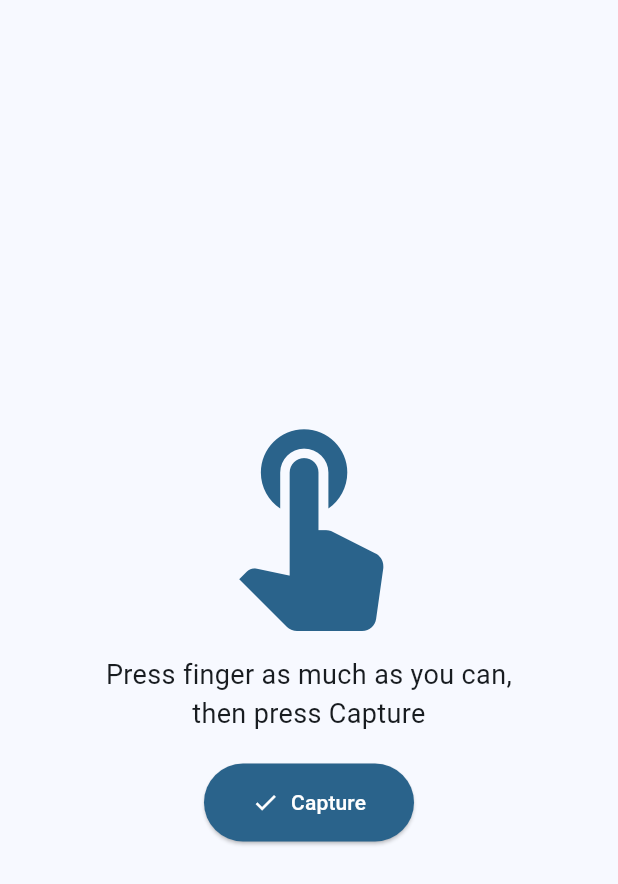
After one commit to Mohammad-soqar/rmts, a Flutter app: the FSRTestView screen opened directly, after a tap on "Capture", on a phone screen of 412 x 824 dp. The commit adds this screen. Shown: the top 884 px of the screen. Run offline on Flutter 3.47's test engine with Material 3 defaults, Android fonts, the light colour scheme and no system bars; our stand-ins replace cloud_firestore, dio, firebase_auth, firebase_core, firebase_database, firebase_storage and 4 more; missing offline and left inert: flutter_pdfview; accounts and stored records are empty.

Commit message:
FSR View

```diff
--- a/lib/main.dart
+++ b/lib/main.dart
@@ -5,6 +5,7 @@ import 'package:hive_flutter/adapters.dart';
 import 'package:provider/provider.dart';
 import 'package:rmts/core/providers.dart';
 import 'package:rmts/data/models/hive/flex_data.dart';
+import 'package:rmts/data/models/hive/fsr_data.dart';
 import 'package:rmts/data/models/hive/mpu_data.dart';
 import 'package:rmts/data/models/hive/ppg_data.dart';
 import 'package:rmts/data/repositories/glove_repository.dart';
@@ -24,6 +25,8 @@ void main() async {
   await Hive.openBox<PpgData>('ppg_data');
   Hive.registerAdapter(FlexDataAdapter());
   await Hive.openBox<FlexData>('flex_data');
+  Hive.registerAdapter(FSRDataAdapter());
+  await Hive.openBox<FSRData>('fsr_data');
 
   final gloveRepository = GloveRepository();
 
--- /dev/null
+++ b/lib/ui/views/sensors/fsr_test_view.dart
@@ -0,0 +1,142 @@
+import 'package:flutter/material.dart';
+import 'package:provider/provider.dart';
+import 'package:rmts/viewmodels/fsr_viewmodel.dart';
+
+class FSRTestView extends StatefulWidget {
+  const FSRTestView({super.key});
+
+  @override
+  State<FSRTestView> createState() => _FSRTestViewState();
+}
+
+class _FSRTestViewState extends State<FSRTestView>
+    with SingleTickerProviderStateMixin {
+  late AnimationController _controller;
+  late Animation<Offset> _offsetAnimation;
+  late Animation<double> _scaleAnimation;
+
+  @override
+  void initState() {
+    super.initState();
+    _controller = AnimationController(
+      vsync: this,
+      duration: const Duration(milliseconds: 1800),
+    )..repeat(reverse: true);
+
+    _offsetAnimation = Tween<Offset>(
+      begin: const Offset(0, 0.05),
+      end: const Offset(0, -0.05),
+    ).animate(CurvedAnimation(parent: _controller, curve: Curves.easeInOut));
+
+    _scaleAnimation = Tween<double>(begin: 1.0, end: 1.2).animate(
+        CurvedAnimation(parent: _controller, curve: Curves.easeInOut));
+
+    WidgetsBinding.instance.addPostFrameCallback((_) {
+      context.read<FSRViewModel>().startFsrTest('userId').catchError(
+            (_) => _showErr('Please wear the glove properly and try again.'),
+          );
+    });
+  }
+
+  @override
+  void dispose() {
+    _controller.dispose();
+    super.dispose();
+  }
+
+  void _showErr(String m) => showDialog(
+        context: context,
+        builder: (_) => AlertDialog(
+          title: const Text('Error'),
+          content: Text(m),
+          actions: [
+            TextButton(
+              onPressed: () =>
+                  Navigator.of(context).popUntil((r) => r.isFirst),
+              child: const Text('OK'),
+            ),
+          ],
+        ),
+      );
+
+  @override
+  Widget build(BuildContext context) {
+    final vm = context.watch<FSRViewModel>();
+
+    return Scaffold(
+      body: Center(
+        child: vm.isTesting
+            ? Column(
+                mainAxisAlignment: MainAxisAlignment.center,
+                children: [
+                  SlideTransition(
+                    position: _offsetAnimation,
+                    child: ScaleTransition(
+                      scale: _scaleAnimation,
+                      child: Icon(
+                        Icons.touch_app,
+                        size: 150,
+                        color:Theme.of(context).colorScheme.primary,
+                      ),
+                    ),
+                  ),
+                  const SizedBox(height: 24),
+                  const Text(
+                    'Press finger as much as you can,\nthen press Capture',
+                    textAlign: TextAlign.center,
+                    style: TextStyle(fontSize: 18),
+                  ),
+                  if (vm.pressureValue != null) ...[
+                   const SizedBox(height: 12),
+                      Text(
+                         'Live Flex: ${vm.pressureValue!.toStringAsFixed(1)}',
+                          style: const TextStyle(fontSize: 18, color: Colors.blueGrey),
+                ),
+                  ],
+                  const SizedBox(height: 20),
+                  ElevatedButton.icon(
+                    onPressed: () async {
+                      await vm.sendCaptureCommand();
+                    },
+                    icon: const Icon(Icons.check,
+                        color: Colors.white),
+                    label: const Text("Capture",
+                    style: TextStyle(color:Colors.white),
+                    ),
+                    style: ElevatedButton.styleFrom(
+                      padding: const EdgeInsets.symmetric(
+                          horizontal: 32, vertical: 16),
+                      backgroundColor:Theme.of(context).colorScheme.primary,
+                    ),
+                  ),
+                ],
+              )
+            : vm.result != null
+                ? Column(
+                    mainAxisAlignment: MainAxisAlignment.center,
+                    children: [
+                      const Text(
+                        'Test Result:',
+                        style: TextStyle(
+                            fontSize: 24, fontWeight: FontWeight.bold),
+                      ),
+                      const SizedBox(height: 20),
+                      Text(
+                        'Bent: ${vm.result!.pressure.toStringAsFixed(2)}',
+                        style: const TextStyle(fontSize: 22),
+                      ),
+                      const SizedBox(height: 20),
+                      ElevatedButton(
+                        onPressed: () async {
+                          await vm.loadFsrdata();
+                          Navigator.pop(context, true);
+                        },
+                        child: const Text('Return to Results'),
+                      ),
+                    ],
+                  )
+                : const SizedBox.shrink(),
+      ),
+    );
+  }
+}
--- a/lib/ui/widgets/glove_data.dart
+++ b/lib/ui/widgets/glove_data.dart
@@ -1,13 +1,16 @@
 import 'package:flutter/material.dart';
 import 'package:provider/provider.dart';
+import 'package:rmts/ui/views/sensors/fsr_test_view.dart';
 import 'package:rmts/ui/views/sensors/mpu_test_view.dart';
 import 'package:rmts/ui/views/sensors/ppg_test_view.dart';
 import 'package:rmts/ui/widgets/glove_data_tile.dart';
 import 'package:rmts/ui/widgets/inputs/app_button.dart';
 import 'package:rmts/viewmodels/flex_test_viewmodel.dart';
+import 'package:rmts/viewmodels/fsr_viewmodel.dart';
 import 'package:rmts/viewmodels/mpu_test_viewmodel.dart';
 import 'package:rmts/viewmodels/ppg_test_viewmodel.dart';
 import 'package:rmts/ui/views/sensors/flex_test_view.dart';
+import 'package:rmts/viewmodels/fsr_viewmodel.dart';
 
 class GloveDataWidget extends StatefulWidget {
   const GloveDataWidget({
@@ -108,10 +111,24 @@ class _GloveDataWidgetState extends State<GloveDataWidget> {
 
 
             ),
-            const GloveDataTileWidget(
+             GloveDataTileWidget(
               sensorName: 'Pressure',
               sensorIcon: 'assets/icons/Pressure.svg',
-              lastResult: 'Light Grip',
+              lastResult: Provider.of<FSRViewModel>(context).fsrDataList.isEmpty
+                      ? 'No data found'
+                      : '${Provider.of<FSRViewModel>(context).fsrDataList.last.pressure} '"°"'',
+               onTap: () async {
+                final result = await Navigator.push(
+                  context,
+                  MaterialPageRoute(builder: (_) => const FSRTestView()),
+                );
+                if (result == true) {
+                  // This triggers rebuild of the screen and reloads data
+                  Provider.of<FSRViewModel>(context, listen: false)
+                      .loadFsrdata();
+                  setState(() {}); // 🔁 triggers UI rebuild
+                }
+              },
             ),
             GloveDataTileWidget(
               sensorName: 'Finger Flex',
--- a/lib/viewmodels/fsr_viewmodel.dart
+++ b/lib/viewmodels/fsr_viewmodel.dart
@@ -7,6 +7,7 @@ import 'dart:async';
 class FSRViewModel extends ChangeNotifier {
   bool isTesting = false;
   FSRData? result;
+  double? pressureValue;
 
   List<FSRData> _fsrDataList = [];
   List<FSRData> get fsrDataList => _fsrDataList;
@@ -26,6 +27,14 @@ class FSRViewModel extends ChangeNotifier {
     final completer = Completer<void>();
 
     BleService.onDataReceived((data) async {
+      if (data.startsWith("FSRResult:")) {
+        final val = double.tryParse(data..replaceFirst("FSRResult:", ""));
+        if (val != null) {
+          pressureValue = val;
+          notifyListeners();
+        }
+        return;
+        }
       if (data.startsWith("FSRResult:")) {
         final parts = data.replaceFirst("FSRResult:", "").split(",");
         final pressure = double.parse(parts[0]);
@@ -63,4 +72,7 @@ class FSRViewModel extends ChangeNotifier {
     await BleService.sendCommand("startFSRTest");
     return completer.future;
   }
+   Future<void> sendCaptureCommand() async {
+  await BleService.sendCommand("captureFSR");
 }
+}
```
